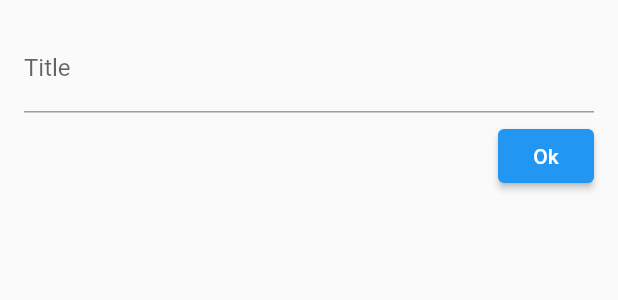
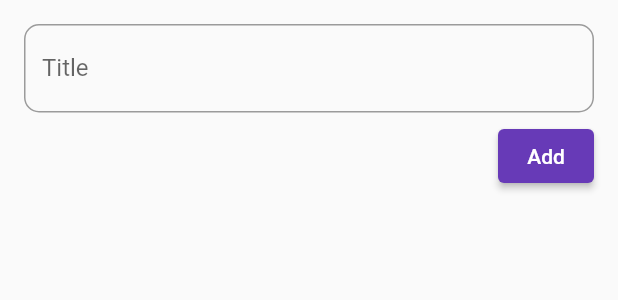
Before and after one commit to dev-raj-1729/flutter_todo_online, a Flutter app: the TodoForm widget shown alone on an empty page, opened directly, on a phone screen of 412 x 824 dp. Shown: the top 300 px of the screen. Run offline on Flutter 3.47's test engine with Material 2 defaults, Android fonts, the light colour scheme and no system bars; our stand-ins replace shared_preferences; accounts and stored records are empty; network calls fail.

Commit message:
ui changes

```diff
--- a/lib/main.dart
+++ b/lib/main.dart
@@ -20,7 +20,8 @@ class MyApp extends StatelessWidget {
       child: MaterialApp(
         title: 'Flutter Demo',
         theme: ThemeData(
-          primarySwatch: Colors.blue,
+          primarySwatch: Colors.deepPurple,
+          accentColor: Colors.amber,
         ),
         home: Consumer<Api>(
           builder: (context, auth, _) {
--- a/lib/widgets/todo_form.dart
+++ b/lib/widgets/todo_form.dart
@@ -49,7 +49,10 @@ class _TodoFormState extends State<TodoForm> {
         child: Column(
           children: [
             TextFormField(
-              decoration: InputDecoration(labelText: 'Title'),
+              decoration: InputDecoration(
+                  labelText: 'Title',
+                  border: OutlineInputBorder(
+                      borderRadius: BorderRadius.circular(10))),
               initialValue:
                   widget.todoItem != null ? widget.todoItem!.title : null,
               validator: (title) {
@@ -69,7 +72,7 @@ class _TodoFormState extends State<TodoForm> {
               alignment: Alignment.centerRight,
               child: ElevatedButton(
                 onPressed: _submitForm,
-                child: Text('Ok'),
+                child: Text('Add'),
               ),
             ),
           ],
```
Also changed, not shown: lib/widgets/todo_tile.dart (+18 -4 lines).
